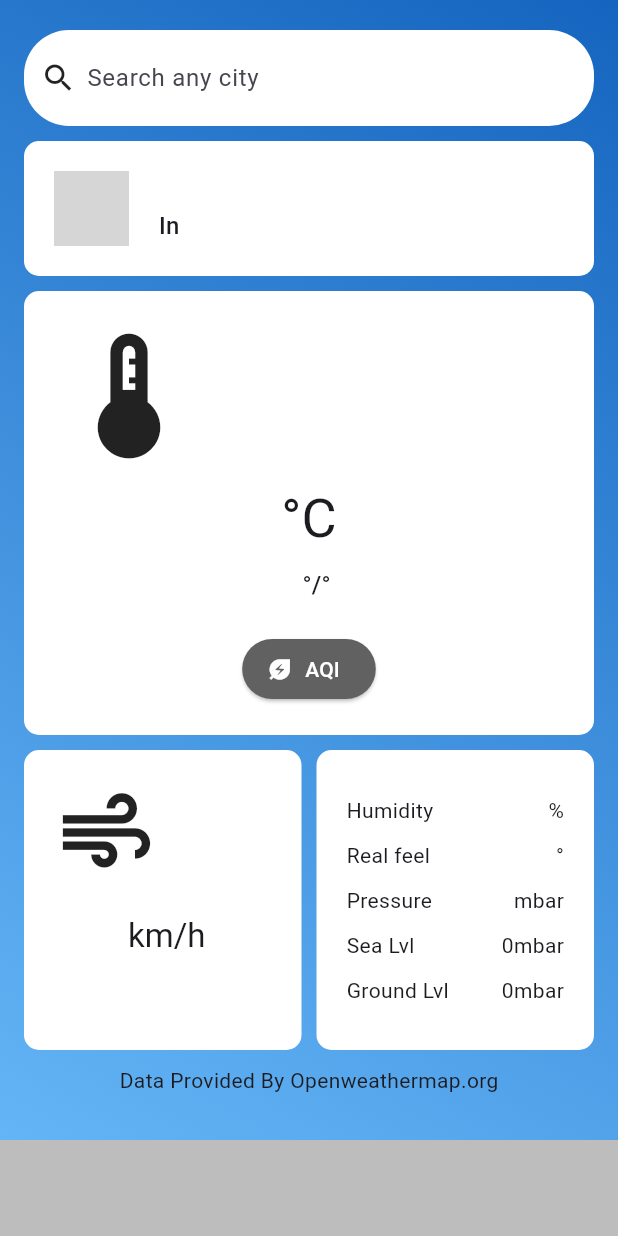
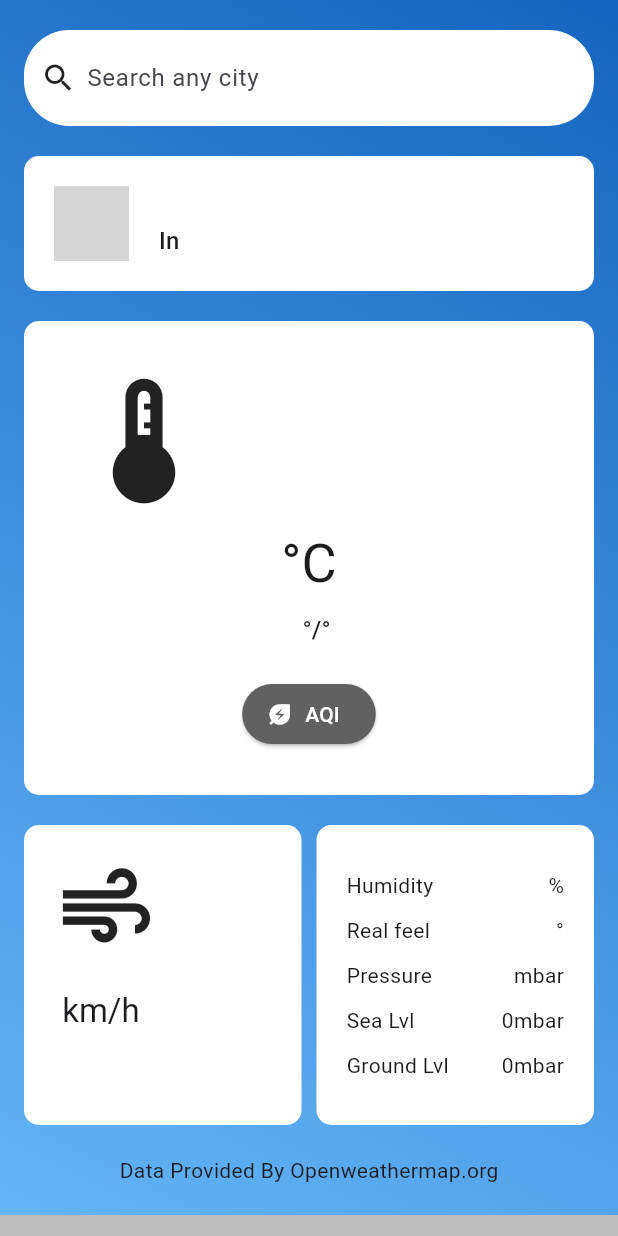
Before and after one commit to fakhruddin07/weather_app, a Flutter app: the HomeScreen screen opened directly with empty values, on a phone screen of 412 x 824 dp. Run offline on Flutter 3.47's test engine with Material 2 defaults, Android fonts, the phone set to English and light mode, and no system bars; our stand-ins replace flutter_spinkit; network calls fail; grey boxes are pictures that could not be loaded.

Commit message:
weather home page have been done

```diff
--- a/lib/screens/home_screen.dart
+++ b/lib/screens/home_screen.dart
@@ -1,5 +1,3 @@
-import 'dart:math';
-
 import 'package:flutter/material.dart';
 
 class HomeScreen extends StatefulWidget {
@@ -11,11 +9,8 @@ class HomeScreen extends StatefulWidget {
 
 class _HomeScreenState extends State<HomeScreen> {
   final TextEditingController searchTEController = TextEditingController();
-  final List _cityName = ["Cumilla", "Dhaka", "Rajshahi"];
-  final _random = Random();
   @override
   Widget build(BuildContext context) {
-    // var city = _cityName[_random.nextInt(_cityName.length)];
     Map info = ModalRoute.of(context)?.settings.arguments as Map;
 
     return Scaffold(
@@ -27,6 +22,7 @@ class _HomeScreenState extends State<HomeScreen> {
       ),
       backgroundColor: Colors.grey.shade400,
       body: SafeArea(
+        child: SingleChildScrollView(
           child: Container(
             padding: const EdgeInsets.symmetric(horizontal: 16, vertical: 20),
             decoration: BoxDecoration(
@@ -39,7 +35,6 @@ class _HomeScreenState extends State<HomeScreen> {
                 ],
               ),
             ),
-          child: SingleChildScrollView(
             child: Column(
               children: [
                 Container(
@@ -86,7 +81,7 @@ class _HomeScreenState extends State<HomeScreen> {
                     ],
                   ),
                 ),
-                const SizedBox(height: 10),
+                const SizedBox(height: 20),
                 Row(
                   children: [
                     Expanded(
@@ -116,11 +111,13 @@ class _HomeScreenState extends State<HomeScreen> {
                               children: [
                                 Text(
                                   info["weather_description"],
-                                  style: Theme.of(context).textTheme.titleMedium,
+                                  style:
+                                      Theme.of(context).textTheme.titleMedium,
                                 ),
                                 Text(
                                   "In ${info["city_name"]}",
-                                  style: Theme.of(context).textTheme.titleMedium,
+                                  style:
+                                      Theme.of(context).textTheme.titleMedium,
                                 ),
                               ],
                             ),
@@ -130,11 +127,13 @@ class _HomeScreenState extends State<HomeScreen> {
                     ),
                   ],
                 ),
-                const SizedBox(height: 10),
+                const SizedBox(height: 20),
+                Row(
+                  children: [
                     Expanded(
                       child: Container(
                         width: double.infinity,
-                    padding: const EdgeInsets.all(20),
+                        padding: const EdgeInsets.all(30),
                         decoration: BoxDecoration(
                           color: Colors.white,
                           borderRadius: BorderRadius.circular(10),
@@ -153,9 +152,13 @@ class _HomeScreenState extends State<HomeScreen> {
                               mainAxisAlignment: MainAxisAlignment.center,
                               children: [
                                 Text("${info["temperature"]}",
-                                style: Theme.of(context).textTheme.displayLarge),
+                                    style: Theme.of(context)
+                                        .textTheme
+                                        .displayLarge),
                                 Text("°C",
-                                style: Theme.of(context).textTheme.displaySmall),
+                                    style: Theme.of(context)
+                                        .textTheme
+                                        .displaySmall),
                               ],
                             ),
                             Row(
@@ -163,16 +166,19 @@ class _HomeScreenState extends State<HomeScreen> {
                               children: [
                                 Text(
                                   info["weather_main"],
-                              style: Theme.of(context).textTheme.titleMedium,
+                                  style:
+                                      Theme.of(context).textTheme.titleMedium,
                                 ),
                                 const SizedBox(width: 10),
                                 Text(
                                   "${info["temp_max"]}°/",
-                              style: Theme.of(context).textTheme.titleMedium,
+                                  style:
+                                      Theme.of(context).textTheme.titleMedium,
                                 ),
                                 Text(
                                   "${info["temp_min"]}°",
-                              style: Theme.of(context).textTheme.titleMedium,
+                                  style:
+                                      Theme.of(context).textTheme.titleMedium,
                                 ),
                               ],
                             ),
@@ -192,7 +198,9 @@ class _HomeScreenState extends State<HomeScreen> {
                         ),
                       ),
                     ),
-                const SizedBox(height: 10),
+                  ],
+                ),
+                const SizedBox(height: 20),
                 Row(
                   children: [
                     Expanded(
@@ -204,14 +212,18 @@ class _HomeScreenState extends State<HomeScreen> {
                           color: Colors.white,
                           borderRadius: BorderRadius.circular(10),
                         ),
-                        child: Column(
+                        child: Row(
                           children: [
-                            const Align(
-                                alignment: Alignment.topLeft,
-                                child: Icon(Icons.air, size: 70)),
+                            Column(
+                              crossAxisAlignment: CrossAxisAlignment.start,
+                              children: [
+                                const Icon(Icons.air, size: 70),
                                 const SizedBox(height: 20),
                                 Text("${info["windSpeed"]} km/h",
-                                style: Theme.of(context).textTheme.titleLarge),
+                                    style:
+                                        Theme.of(context).textTheme.titleLarge),
+                              ],
+                            ),
                           ],
                         ),
                       ),
@@ -270,10 +282,8 @@ class _HomeScreenState extends State<HomeScreen> {
                     ),
                   ],
                 ),
-                const Padding(
-                  padding: EdgeInsets.all(10.0),
-                  child: Text("Data Provided By Openweathermap.org"),
-                ),
+                const SizedBox(height: 20),
+                const Text("Data Provided By Openweathermap.org"),
               ],
             ),
           ),
```
Lines whose indentation alone changed are shown as unchanged.
